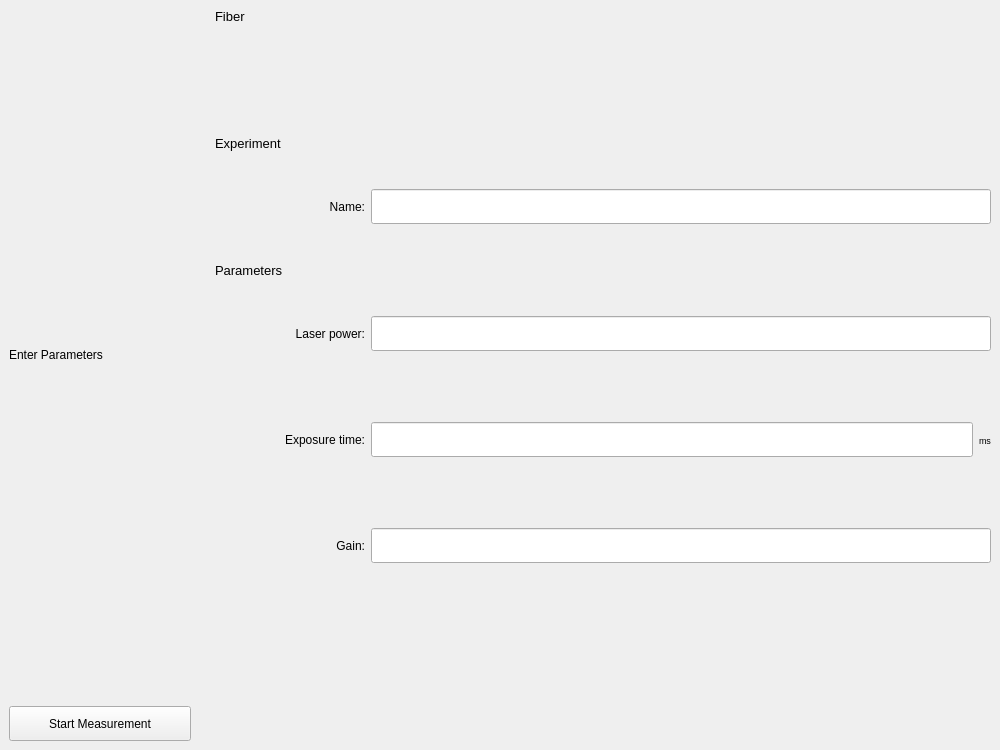
Before: the Qt Designer form sequential/views/Parameters_Widget.ui in aquilesC/NanoCETPy, drawn with Qt 5.
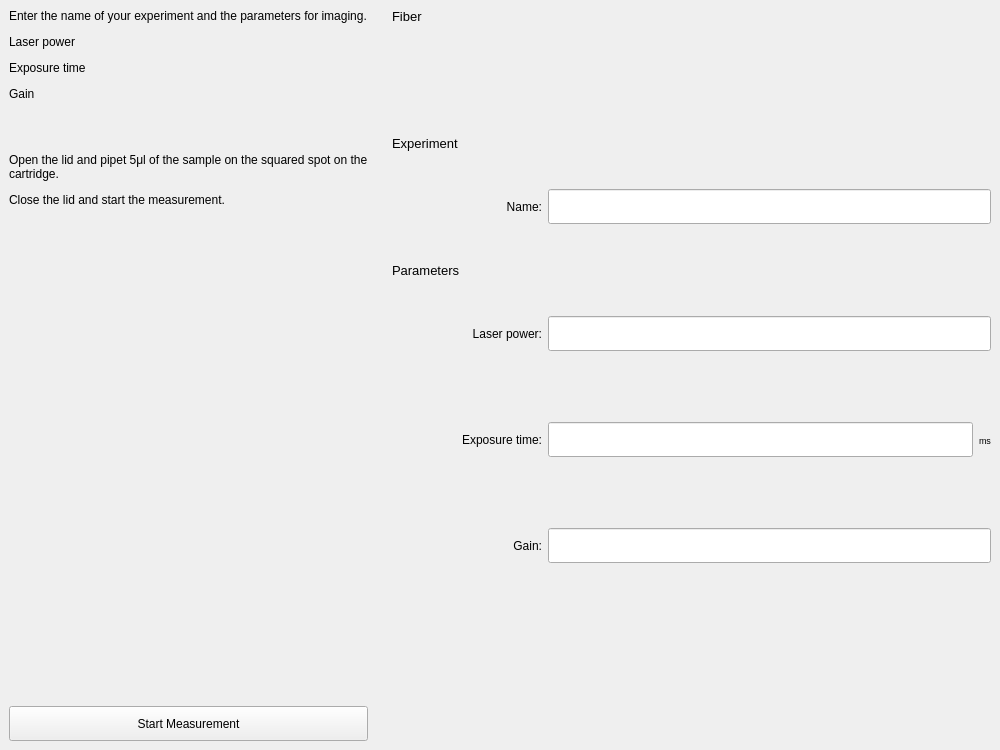
After: the same form once the commit is applied.

What changed in the file:
```diff
--- a/sequential/views/Parameters_Widget.ui
+++ b/sequential/views/Parameters_Widget.ui
@@ -44,7 +44,13 @@
       <item>
        <widget class="QLabel" name="label">
         <property name="text">
-         <string>Enter Parameters</string>
+         <string>&lt;html&gt;&lt;head/&gt;&lt;body&gt;&lt;p&gt;Enter the name of your experiment and the parameters for imaging.&lt;/p&gt;&lt;p&gt;	Laser power&lt;/p&gt;&lt;p&gt;	Exposure time&lt;/p&gt;&lt;p&gt;	Gain&lt;/p&gt;&lt;p&gt;&lt;br/&gt;&lt;/p&gt;&lt;p&gt;Open the lid and pipet 5μl of the sample on the squared spot on the cartridge.&lt;/p&gt;&lt;p&gt;Close the lid and start the measurement. &lt;/p&gt;&lt;/body&gt;&lt;/html&gt;</string>
+        </property>
+        <property name="alignment">
+         <set>Qt::AlignLeading|Qt::AlignLeft|Qt::AlignTop</set>
+        </property>
+        <property name="wordWrap">
+         <bool>true</bool>
         </property>
        </widget>
       </item>
@@ -80,6 +86,9 @@
           <pointsize>10</pointsize>
          </font>
         </property>
+        <property name="frameShape">
+         <enum>QFrame::NoFrame</enum>
+        </property>
         <property name="text">
          <string>Fiber</string>
         </property>
@@ -109,6 +118,9 @@
           <pointsize>10</pointsize>
          </font>
         </property>
+        <property name="frameShape">
+         <enum>QFrame::NoFrame</enum>
+        </property>
         <property name="text">
          <string>Experiment</string>
         </property>
@@ -151,6 +163,9 @@
           <pointsize>10</pointsize>
          </font>
         </property>
+        <property name="frameShape">
+         <enum>QFrame::NoFrame</enum>
+        </property>
         <property name="text">
          <string>Parameters</string>
         </property>
```
Left out of the diff: 8 changed lines with no effect on the pictures.
